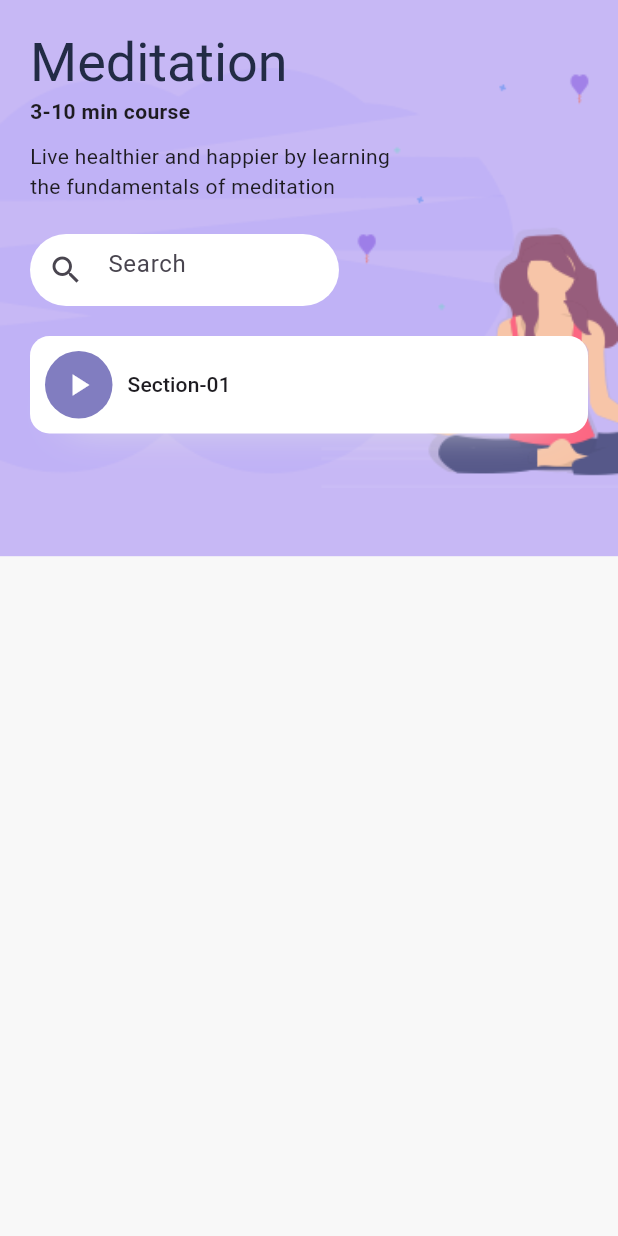
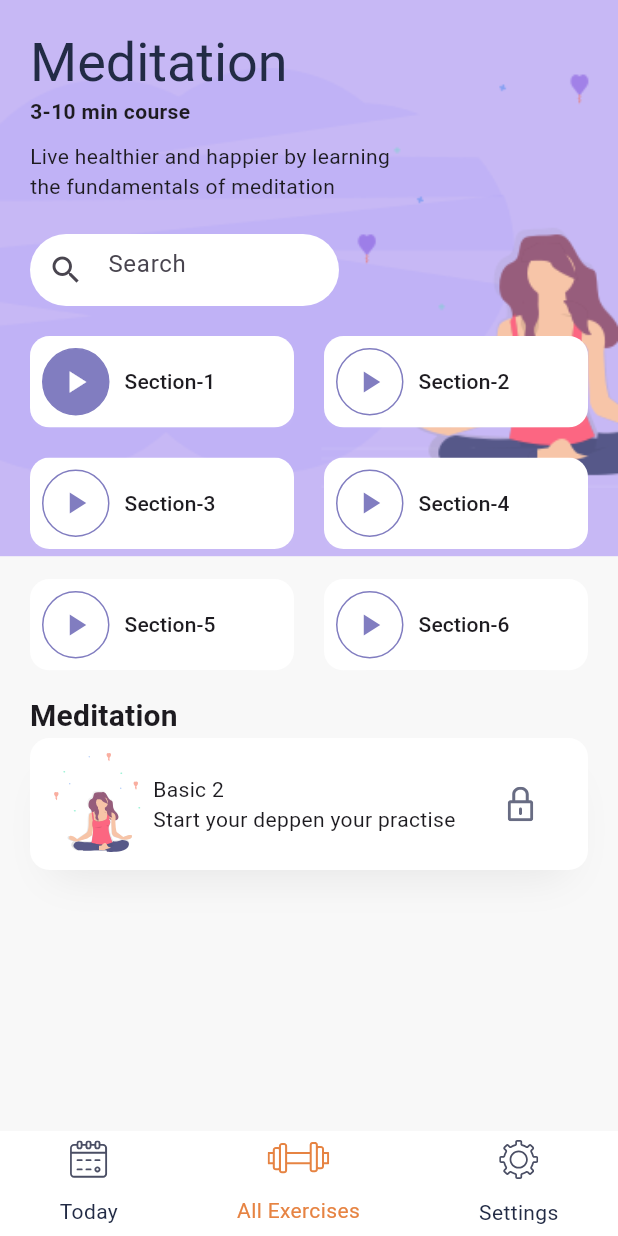
Before and after one commit to biswabikas/dailyexerciseapp, a Flutter app: the DetailsScreen screen opened directly, on a phone screen of 412 x 824 dp. Run offline on Flutter 3.47's test engine with Material 3 defaults, Android fonts, the light colour scheme and no system bars; our stand-ins replace flutter_svg.

Commit message:
add : fdxf

```diff
--- a/dailyexerciseapp/lib/screens/details_screen.dart
+++ b/dailyexerciseapp/lib/screens/details_screen.dart
@@ -1,6 +1,8 @@
 import 'package:dailyexerciseapp/constants.dart';
+import 'package:dailyexerciseapp/widgets/custom_nav_bar.dart';
 import 'package:dailyexerciseapp/widgets/custom_text_field.dart';
 import 'package:flutter/material.dart';
+import 'package:flutter_svg/flutter_svg.dart';
 
 class DetailsScreen extends StatelessWidget {
   const DetailsScreen({super.key});
@@ -9,6 +11,7 @@ class DetailsScreen extends StatelessWidget {
   Widget build(BuildContext context) {
     var size = MediaQuery.of(context).size;
     return Scaffold(
+      bottomNavigationBar: const CustomNavBar(),
       body: Stack(
         children: [
           Container(
@@ -27,6 +30,7 @@ class DetailsScreen extends StatelessWidget {
                 horizontal: 20,
                 vertical: 20,
               ),
+              child: SingleChildScrollView(
                 child: Column(
                   crossAxisAlignment: CrossAxisAlignment.start,
                   children: [
@@ -56,10 +60,113 @@ class DetailsScreen extends StatelessWidget {
                       width: size.width * .5,
                       child: const CustomTextField(),
                     ),
-                  Wrap(
+                    const Wrap(
+                      spacing: 20,
+                      runSpacing: 20,
                       children: [
+                        SeassionCard(
+                          seasionNum: 1,
+                          isDone: true,
+                        ),
+                        SeassionCard(
+                          seasionNum: 2,
+                          isDone: false,
+                        ),
+                        SeassionCard(
+                          seasionNum: 3,
+                          isDone: false,
+                        ),
+                        SeassionCard(
+                          seasionNum: 4,
+                          isDone: false,
+                        ),
+                        SeassionCard(
+                          seasionNum: 5,
+                          isDone: false,
+                        ),
+                        SeassionCard(
+                          seasionNum: 6,
+                          isDone: false,
+                        ),
+                      ],
+                    ),
+                    const SizedBox(
+                      height: 15,
+                    ),
+                    Text(
+                      'Meditation',
+                      style: Theme.of(context).textTheme.titleMedium!.copyWith(
+                            fontWeight: FontWeight.bold,
+                            fontSize: 20,
+                          ),
+                    ),
                     Container(
-                        padding: const EdgeInsets.all(10),
+                      padding: const EdgeInsets.all(10.0),
+                      decoration: BoxDecoration(
+                        color: Colors.white,
+                        boxShadow: const [
+                          BoxShadow(
+                            offset: Offset(0, 17),
+                            blurRadius: 23,
+                            spreadRadius: -13,
+                            color: kShadowColor,
+                          ),
+                        ],
+                        borderRadius: BorderRadius.circular(13),
+                      ),
+                      child: Row(
+                        children: [
+                          SvgPicture.asset(
+                            'assets/icons/Meditation_women_small.svg',
+                          ),
+                          Expanded(
+                            flex: 3,
+                            child: Column(
+                              crossAxisAlignment: CrossAxisAlignment.start,
+                              mainAxisAlignment: MainAxisAlignment.spaceBetween,
+                              children: [
+                                Text(
+                                  'Basic 2',
+                                  style: Theme.of(context).textTheme.bodyMedium,
+                                ),
+                                const Text('Start your deppen your practise')
+                              ],
+                            ),
+                          ),
+                          Expanded(
+                            flex: 1,
+                            child: SvgPicture.asset('assets/icons/Lock.svg'),
+                          )
+                        ],
+                      ),
+                    )
+                  ],
+                ),
+              ),
+            ),
+          )
+        ],
+      ),
+    );
+  }
+}
+
+class SeassionCard extends StatelessWidget {
+  const SeassionCard({
+    super.key,
+    required this.seasionNum,
+    this.isDone = true,
+  });
+  final int seasionNum;
+  final bool isDone;
+
+  @override
+  Widget build(BuildContext context) {
+    return LayoutBuilder(builder: (context, constraints) {
+      return ClipRRect(
+        borderRadius: BorderRadius.circular(7),
+        child: Container(
+          width: constraints.maxWidth / 2 - 10,
           decoration: BoxDecoration(
             color: Colors.white,
             borderRadius: BorderRadius.circular(13),
@@ -75,36 +182,43 @@ class DetailsScreen extends StatelessWidget {
               )
             ],
           ),
+          child: Material(
+            color: Colors.transparent,
+            child: GestureDetector(
+              onTap: () {},
+              child: Padding(
+                padding: const EdgeInsets.all(8.0),
                 child: Row(
                   children: [
                     Container(
                       height: 45,
                       width: 45,
-                              decoration: const BoxDecoration(
-                                  color: kBlueColor, shape: BoxShape.circle),
-                              child: const Icon(
+                      decoration: BoxDecoration(
+                        color: isDone ? kBlueColor : Colors.white,
+                        shape: BoxShape.circle,
+                        border: Border.all(
+                          color: kBlueColor,
+                        ),
+                      ),
+                      child: Icon(
                         Icons.play_arrow,
-                                color: Colors.white,
+                        color: isDone ? Colors.white : kBlueColor,
                       ),
                     ),
                     const SizedBox(
                       width: 10,
                     ),
                     Text(
-                              'Section-01',
+                      'Section-$seasionNum',
                       style: Theme.of(context).textTheme.titleSmall,
                     ),
                   ],
                 ),
-                      )
-                    ],
-                  )
-                ],
               ),
             ),
-          )
-        ],
+          ),
         ),
       );
+    });
   }
 }
```
Lines whose indentation alone changed are shown as unchanged.
